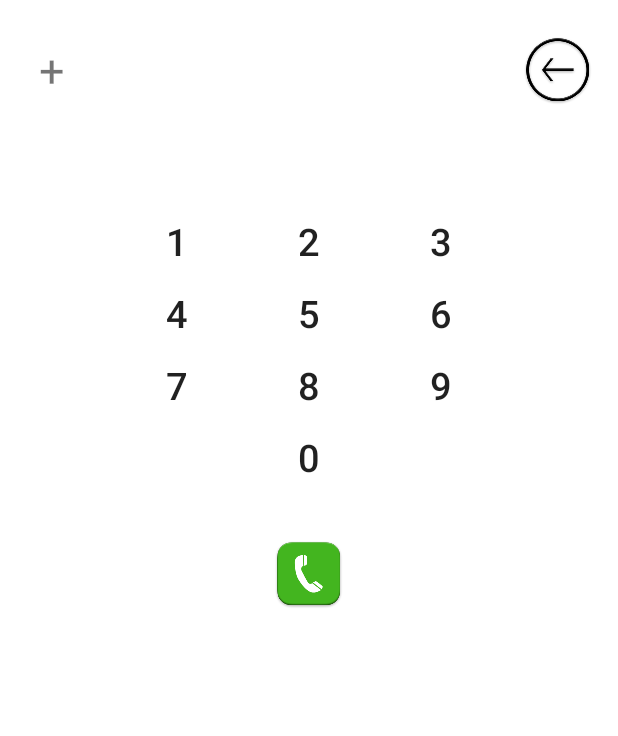
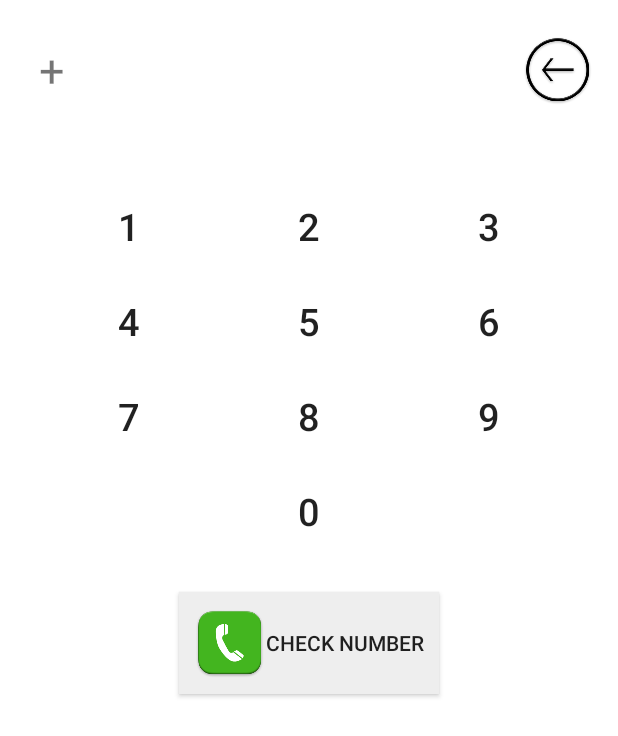
Before and after one commit to KB50-G1/w2.dialerApp, an Android app: the DialerActivity screen opened directly, with no data from a screen before it, on a phone screen of 412 x 824 dp. Shown: the top 736 px of the screen. Run offline under Robolectric (Android 15) with nearby library versions, the light colour scheme and no system bars.

Commit message:
Some layout changes in DialerActivity

```diff
--- a/app/src/main/java/pidal/alfonso/phonedialergroup1/DialerActivity.java
+++ b/app/src/main/java/pidal/alfonso/phonedialergroup1/DialerActivity.java
@@ -15,7 +15,7 @@ import android.widget.TextView;
 public class DialerActivity extends Activity {
 
     private TextView phone_number;
-    private ImageButton call_button;
+    private Button call_button;
     private ImageButton delete_button;
 
     @Override
@@ -29,7 +29,7 @@ public class DialerActivity extends Activity {
 
         // Getting references for activity views.
         phone_number = (TextView) findViewById(R.id.text_phone_number);
-        call_button = (ImageButton) findViewById(R.id.button_check);
+        call_button = (Button) findViewById(R.id.button_check);
         delete_button = (ImageButton) findViewById(R.id.button_remove);
 
         call_button.setOnClickListener(new View.OnClickListener() {
--- a/app/src/main/res/layout/activity_dialer.xml
+++ b/app/src/main/res/layout/activity_dialer.xml
@@ -41,15 +41,16 @@
 
 
     <TableLayout
-        android:layout_width="wrap_content"
+        android:layout_width="fill_parent"
         android:layout_height="wrap_content"
         android:layout_gravity="center"
         android:layout_marginTop="30dp"
-        android:padding="30dp">
+        android:padding="10dp">
 
         <TableRow
-            android:layout_width="match_parent"
-            android:layout_height="wrap_content">
+            android:layout_width="fill_parent"
+            android:layout_height="wrap_content"
+            android:layout_marginTop="10dp">
 
             <Button
                 android:id="@+id/button_1"
@@ -58,6 +59,7 @@
                 android:background="@color/white"
                 android:onClick="addNumber"
                 android:text="@string/number_1"
+                android:layout_weight="1"
                 android:textSize="25sp"/>
 
             <Button
@@ -67,6 +69,7 @@
                 android:background="@color/white"
                 android:onClick="addNumber"
                 android:text="@string/number_2"
+                android:layout_weight="1"
                 android:textSize="25sp"/>
 
             <Button
@@ -76,12 +79,14 @@
                 android:background="@color/white"
                 android:onClick="addNumber"
                 android:text="@string/number_3"
+                android:layout_weight="1"
                 android:textSize="25sp"/>
         </TableRow>
 
         <TableRow
             android:layout_width="match_parent"
-            android:layout_height="wrap_content">
+            android:layout_height="wrap_content"
+            android:layout_marginTop="15dp">
 
             <Button
                 android:id="@+id/button_4"
@@ -90,6 +95,7 @@
                 android:background="@color/white"
                 android:onClick="addNumber"
                 android:text="@string/number_4"
+                android:layout_weight="1"
                 android:textSize="25sp"/>
 
             <Button
@@ -99,6 +105,7 @@
                 android:background="@color/white"
                 android:onClick="addNumber"
                 android:text="@string/number_5"
+                android:layout_weight="1"
                 android:textSize="25sp"/>
 
             <Button
@@ -108,12 +115,14 @@
                 android:background="@color/white"
                 android:onClick="addNumber"
                 android:text="@string/number_6"
+                android:layout_weight="1"
                 android:textSize="25sp"/>
         </TableRow>
 
         <TableRow
             android:layout_width="match_parent"
-            android:layout_height="wrap_content">
+            android:layout_height="wrap_content"
+            android:layout_marginTop="15dp">
 
             <Button
                 android:id="@+id/button_7"
@@ -122,6 +131,7 @@
                 android:background="@color/white"
                 android:onClick="addNumber"
                 android:text="@string/number_7"
+                android:layout_weight="1"
                 android:textSize="25sp"/>
 
             <Button
@@ -131,6 +141,7 @@
                 android:background="@color/white"
                 android:onClick="addNumber"
                 android:text="@string/number_8"
+                android:layout_weight="1"
                 android:textSize="25sp"/>
 
             <Button
@@ -140,18 +151,22 @@
                 android:background="@color/white"
                 android:onClick="addNumber"
                 android:text="@string/number_9"
+                android:layout_weight="1"
                 android:textSize="25sp"/>
         </TableRow>
 
         <TableRow
             android:layout_width="match_parent"
-            android:layout_height="wrap_content">
+            android:layout_height="wrap_content"
+            android:layout_marginTop="15dp"
+            >
 
             <Button
                 android:layout_width="match_parent"
                 android:layout_height="wrap_content"
                 android:background="@color/white"
-                android:textSize="25sp"/>
+                android:textSize="25sp"
+                android:layout_weight="1"/>
 
             <Button
                 android:id="@+id/button_0"
@@ -160,25 +175,30 @@
                 android:background="@color/white"
                 android:onClick="addNumber"
                 android:text="@string/number_0"
-                android:textSize="25sp"/>
+                android:textSize="25sp"
+                android:layout_weight="1"/>
 
             <Button
                 android:layout_width="match_parent"
                 android:layout_height="wrap_content"
                 android:background="@color/white"
-                android:textSize="25sp"/>
+                android:textSize="25sp"
+                android:layout_weight="1"/>
         </TableRow>
 
     </TableLayout>
 
-    <ImageButton
+    <Button
         android:id="@+id/button_check"
         android:layout_width="wrap_content"
         android:layout_height="wrap_content"
         android:layout_gravity="center"
         android:background="@color/white"
-        android:src="@drawable/ic_launcher"
-        android:text="@string/text_phone_number"/>
+        android:text="@string/text_phone_number"
+        android:layout_marginTop="20dp"
+        android:padding="10dp"
+        android:backgroundTint="@color/lightGray"
+        android:drawableLeft="@drawable/ic_launcher"/>
 
 
 </LinearLayout>
--- a/app/src/main/res/values/colors.xml
+++ b/app/src/main/res/values/colors.xml
@@ -2,5 +2,6 @@
 
     <color name="black_overlay">#66000000</color>
     <color name="white">#FFFFFFFF</color>
+    <color name="lightGray">#FFEEEEEE</color>
 
 </resources>
```
